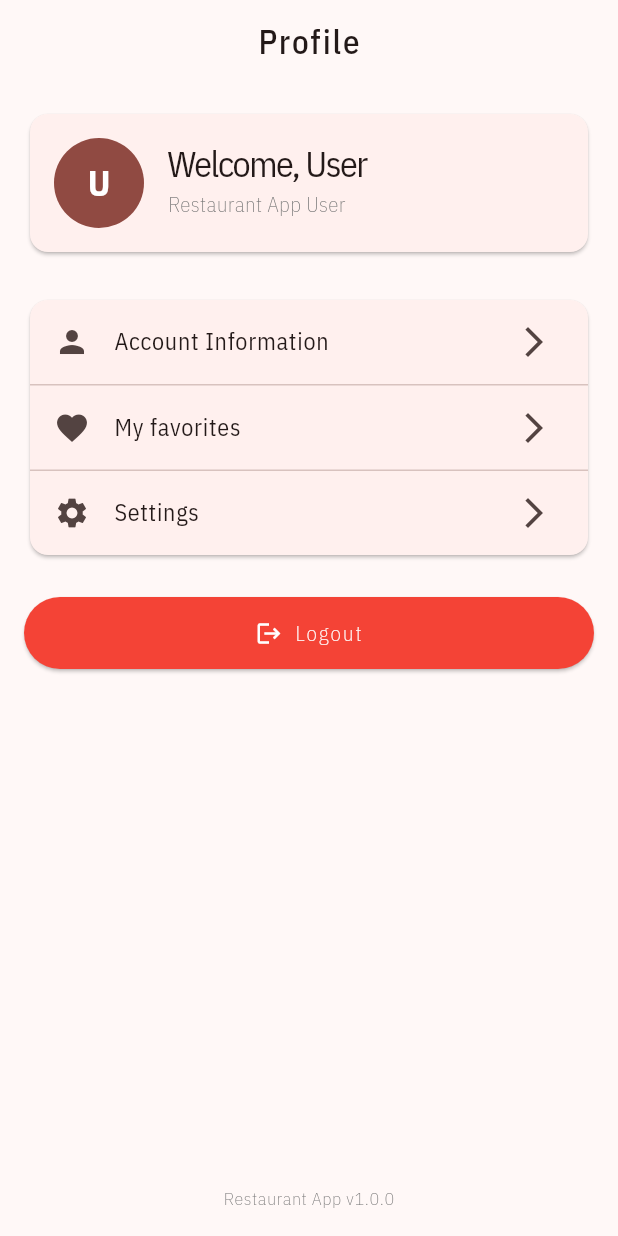
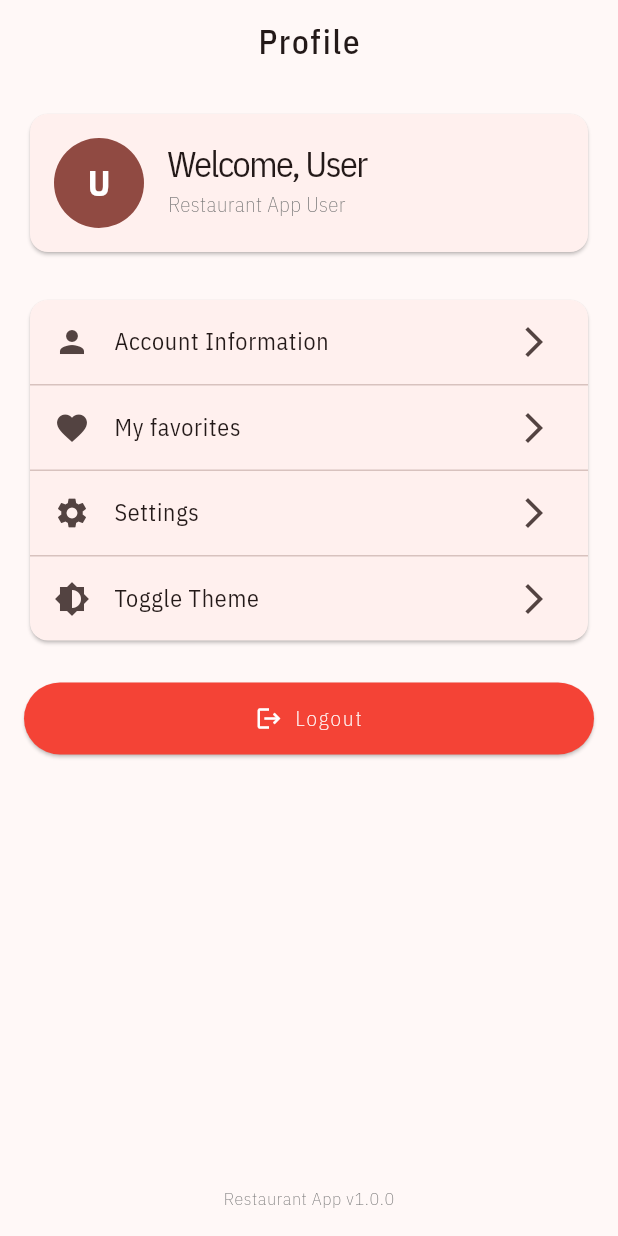
Before and after one commit to Hizrawan/dicodingFlutterSecondCourse, a Flutter app: the ProfileScreen screen opened directly, on a phone screen of 412 x 824 dp. Run offline on Flutter 3.47's test engine with Material 3 defaults, Android fonts, the phone set to English and light mode, and no system bars; our stand-ins replace shared_preferences; accounts and stored records are empty; network calls fail; project files that could hold a hidden picture were left out.

Commit message:
add toggle theme using shared preference

```diff
--- a/lib/main.dart
+++ b/lib/main.dart
@@ -7,6 +7,7 @@
 import 'package:restaurant_app/provider/detail/restaurant_detail_provider.dart';
 import 'package:restaurant_app/provider/home/restaurant_list_provider.dart';
 import 'package:restaurant_app/provider/main/index_nav_provider.dart';
+import 'package:restaurant_app/provider/theme/theme_provider.dart';
 import 'package:restaurant_app/screen/auth/login_page.dart';
 import 'package:restaurant_app/screen/auth/onboarding_page.dart';
 import 'package:restaurant_app/screen/detail/detail_screen.dart';
@@ -43,6 +44,7 @@
             context.read<ApiServices>(),
           ),
         ),
+        ChangeNotifierProvider(create: (coontext) => ThemeProvider()),
       ],
       child: const MyApp(),
     ),
@@ -58,7 +60,7 @@
       title: 'Restaurant App',
       theme: RestaurantTheme.lightTheme,
       darkTheme: RestaurantTheme.darkTheme,
-      themeMode: ThemeMode.system,
+      themeMode: Provider.of<ThemeProvider>(context).themeMode,
       initialRoute: NavigationRoute.onboardingRoute.name,
       routes: {
         NavigationRoute.onboardingRoute.name: (context) => const OnboardingScreen(),
--- a/lib/screen/profile/profile_screen.dart
+++ b/lib/screen/profile/profile_screen.dart
@@ -2,6 +2,7 @@ import 'package:flutter/material.dart';
 import 'package:provider/provider.dart';
 import 'package:restaurant_app/provider/auth/auth_provider.dart';
 import 'package:restaurant_app/provider/main/index_nav_provider.dart';
+import 'package:restaurant_app/provider/theme/theme_provider.dart';
 import 'package:restaurant_app/static/navigation_route.dart';
 
 class ProfileScreen extends StatelessWidget {
@@ -10,10 +11,7 @@ class ProfileScreen extends StatelessWidget {
   @override
   Widget build(BuildContext context) {
     return Scaffold(
-      appBar: AppBar(
-        title: const Text('Profile'),
-        centerTitle: true,
-      ),
+      appBar: AppBar(title: const Text('Profile'), centerTitle: true),
       body: Consumer<AuthProvider>(
         builder: (context, authProvider, child) {
           return Padding(
@@ -31,7 +29,9 @@ class ProfileScreen extends StatelessWidget {
                           radius: 30,
                           backgroundColor: Theme.of(context).primaryColor,
                           child: Text(
-                            (authProvider.username ?? 'U').toUpperCase().substring(0, 1),
+                            (authProvider.username ?? 'U')
+                                .toUpperCase()
+                                .substring(0, 1),
                             style: const TextStyle(
                               fontSize: 24,
                               fontWeight: FontWeight.bold,
@@ -46,14 +46,15 @@ class ProfileScreen extends StatelessWidget {
                             children: [
                               Text(
                                 'Welcome, ${authProvider.username ?? 'User'}',
-                                style: Theme.of(context).textTheme.headlineSmall,
+                                style: Theme.of(
+                                  context,
+                                ).textTheme.headlineSmall,
                               ),
                               const SizedBox(height: 4),
                               Text(
                                 'Restaurant App User',
-                                style: Theme.of(context).textTheme.bodyMedium?.copyWith(
-                                  color: Colors.grey[600],
-                                ),
+                                style: Theme.of(context).textTheme.bodyMedium
+                                    ?.copyWith(color: Colors.grey[600]),
                               ),
                             ],
                           ),
@@ -84,7 +85,10 @@ class ProfileScreen extends StatelessWidget {
                         trailing: const Icon(Icons.arrow_forward_ios),
                         onTap: () {
                           // Navigate to favorite tab
-                          context.read<IndexNavProvider>().setIndextBottomNavBar = 1;
+                          context
+                                  .read<IndexNavProvider>()
+                                  .setIndextBottomNavBar =
+                              1;
                         },
                       ),
                       const Divider(height: 1),
@@ -93,7 +97,15 @@ class ProfileScreen extends StatelessWidget {
                         title: const Text('Settings'),
                         trailing: const Icon(Icons.arrow_forward_ios),
                         onTap: () {
-                          // TODO: Navigate to settings
+                        },
+                      ),
+                      const Divider(height: 1),
+                      ListTile(
+                        leading: const Icon(Icons.brightness_6),
+                        title: const Text('Toggle Theme'),
+                        trailing: const Icon(Icons.arrow_forward_ios),
+                        onTap: () {
+                          context.read<ThemeProvider>().toggleTheme();
                         },
                       ),
                     ],
@@ -102,17 +114,17 @@ class ProfileScreen extends StatelessWidget {
 
                 const SizedBox(height: 24),
 
-                // Logout Button
                 SizedBox(
                   width: double.infinity,
                   child: ElevatedButton.icon(
                     onPressed: () async {
-                      // Show confirmation dialog
                       final shouldLogout = await showDialog<bool>(
                         context: context,
                         builder: (context) => AlertDialog(
                           title: const Text('Logout'),
-                          content: const Text('Are you sure you want to logout?'),
+                          content: const Text(
+                            'Are you sure you want to logout?',
+                          ),
                           actions: [
                             TextButton(
                               onPressed: () => Navigator.pop(context, false),
@@ -150,9 +162,9 @@ class ProfileScreen extends StatelessWidget {
                 Center(
                   child: Text(
                     'Restaurant App v1.0.0',
-                    style: Theme.of(context).textTheme.bodySmall?.copyWith(
-                      color: Colors.grey[600],
-                    ),
+                    style: Theme.of(
+                      context,
+                    ).textTheme.bodySmall?.copyWith(color: Colors.grey[600]),
                   ),
                 ),
               ],
--- a/pubspec.yaml
+++ b/pubspec.yaml
@@ -36,6 +36,7 @@ dependencies:
   # The following adds the Cupertino Icons font to your application.
   # Use with the CupertinoIcons class for iOS style icons.
   cupertino_icons: ^1.0.8
+  shared_preferences: ^2.5.3
 
 dev_dependencies:
   flutter_test:
```
Also changed, not shown: lib/provider/theme/theme_provider.dart (added, +37 -0 lines).
